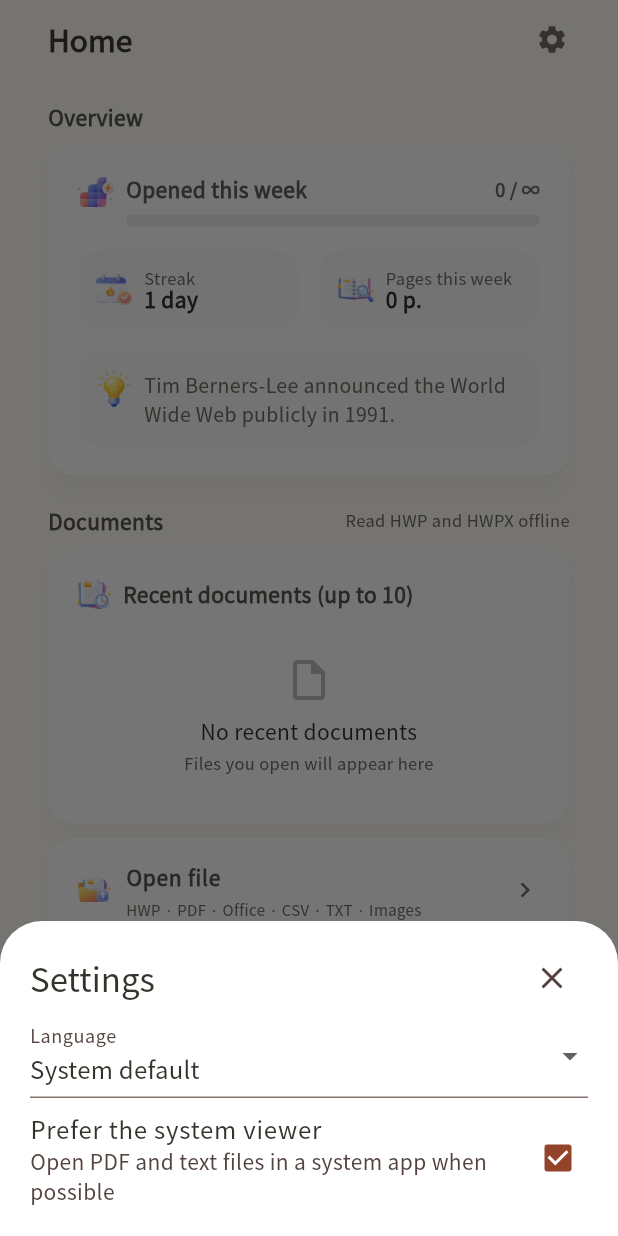
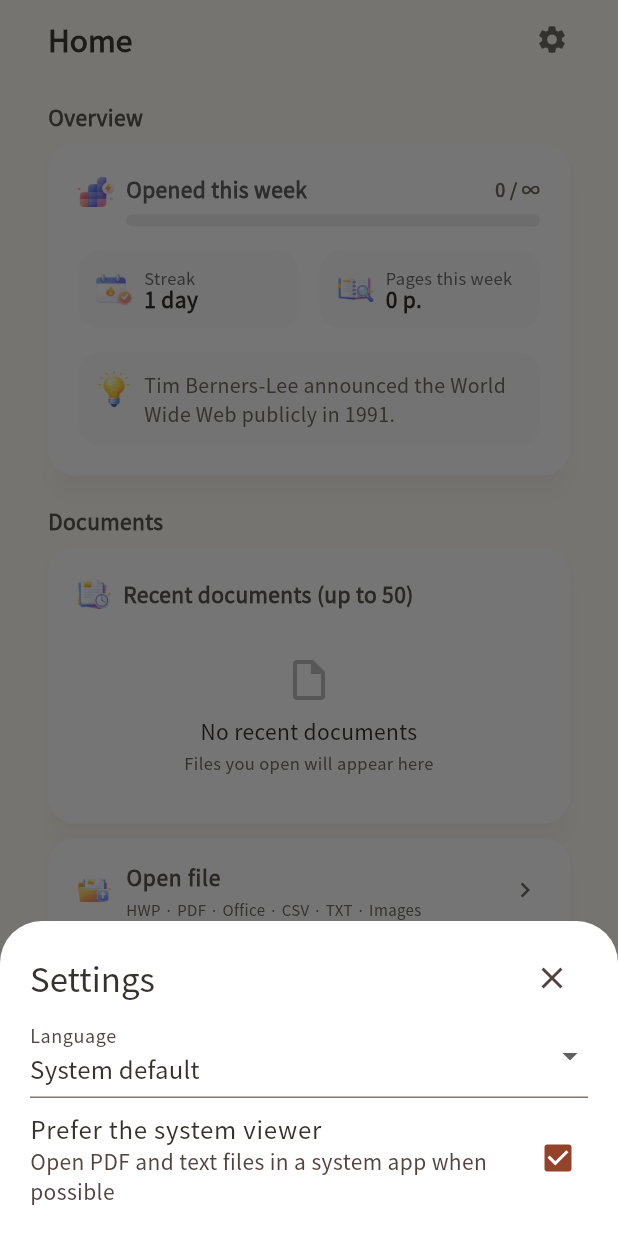
Before and after one commit to Kobbokkom/kkomi, a Flutter app: the screen it shows after launch, after a tap on the "settings" icon, on a phone screen of 412 x 824 dp. Run offline on Flutter 3.47's test engine with Material 3 defaults, Android fonts, the phone set to English and light mode, and no system bars; our stand-ins replace google_mobile_ads, shared_preferences; missing offline and left inert: docx_creator.

Commit message:
fix: Reserve banner space up front, keep 50 recent documents, and drop the HWP-only home label
Co-Authored-By: Claude Opus 5.5 <noreply@anthropic.com>

```diff
--- a/lib/ads.dart
+++ b/lib/ads.dart
@@ -34,12 +34,13 @@ bool _privacyFormOpen = false;
 
 Future<void> initializeAds() => _initialization ??= _initializeAds();
 
+bool get _adsEnabled =>
+    !kIsWeb &&
+    _bannerId.isNotEmpty &&
+    !(kDebugMode && const bool.fromEnvironment('KKOMI_CAPTURE_SCREENSHOTS'));
+
 Future<void> _initializeAds() async {
-  if (kIsWeb ||
-      _bannerId.isEmpty ||
-      (kDebugMode && const bool.fromEnvironment('KKOMI_CAPTURE_SCREENSHOTS'))) {
-    return;
-  }
+  if (!_adsEnabled) return;
 
   final updated = Completer<bool>();
   ConsentInformation.instance.requestConsentInfoUpdate(
@@ -142,17 +143,21 @@ class AdBanner extends StatelessWidget {
 
   @override
   Widget build(BuildContext context) {
-    return ValueListenableBuilder<bool>(
-      valueListenable: _adsAllowed,
-      builder: (context, allowed, _) {
-        if (!allowed) return const SizedBox.shrink();
-        return LayoutBuilder(
-          builder: (context, constraints) {
-            if (constraints.maxWidth < AdSize.banner.width) {
-              return const SizedBox.shrink();
-            }
-            return const _BottomBanner();
-          },
+    if (!_adsEnabled) return const SizedBox.shrink();
+    return LayoutBuilder(
+      builder: (context, constraints) {
+        if (constraints.maxWidth < AdSize.banner.width) {
+          return const SizedBox.shrink();
+        }
+        // Reserve the banner height up front so content does not jump when
+        // consent finishes or the ad arrives.
+        return SizedBox(
+          height: AdSize.banner.height.toDouble(),
+          child: ValueListenableBuilder<bool>(
+            valueListenable: _adsAllowed,
+            builder: (context, allowed, _) =>
+                allowed ? const _BottomBanner() : const SizedBox.shrink(),
+          ),
         );
       },
     );
--- a/lib/home_strings.dart
+++ b/lib/home_strings.dart
@@ -175,27 +175,16 @@ const homeStrings = <String, List<String>>{
     'Documentos',
     'Dokumen',
   ],
-  'HWP · HWPX 오프라인 열람': [
-    'Read HWP and HWPX offline',
-    'HWP・HWPX をオフラインで閲覧',
-    '离线阅读 HWP · HWPX',
-    '離線閱讀 HWP · HWPX',
-    'HWP · HWPX sin conexión',
-    'HWP · HWPX hors ligne',
-    'HWP · HWPX offline lesen',
-    'Leia HWP e HWPX offline',
-    'Baca HWP dan HWPX tanpa internet',
-  ],
-  '최근 문서 (최대 10개)': [
-    'Recent documents (up to 10)',
-    '最近開いた書類（最大10件）',
-    '最近文档（最多 10 个）',
-    '最近文件（最多 10 份）',
-    'Documentos recientes (máx. 10)',
-    'Documents récents (10 max.)',
-    'Zuletzt geöffnet (bis zu 10)',
-    'Documentos recentes (até 10)',
-    'Terakhir dibuka (maks. 10)',
+  '최근 문서 (최대 {n}개)': [
+    'Recent documents (up to {n})',
+    '最近開いた書類（最大{n}件）',
+    '最近文档（最多 {n} 个）',
+    '最近文件（最多 {n} 份）',
+    'Documentos recientes (máx. {n})',
+    'Documents récents ({n} max.)',
+    'Zuletzt geöffnet (bis zu {n})',
+    'Documentos recentes (até {n})',
+    'Terakhir dibuka (maks. {n})',
   ],
   '최근에 연 문서가 없어요': [
     'No recent documents',
--- a/lib/screens/home.dart
+++ b/lib/screens/home.dart
@@ -20,6 +20,7 @@ import 'document_viewer.dart';
 const _muted = Color(0xFF716D63);
 const _appBackground = Color(0xFFFFFDF6);
 const _radius = 18.0;
+const _maxRecent = 50;
 const _preferencesKey = 'document-history';
 const _legacyHistoryPendingKey = 'legacy-document-history-pending';
 const _systemViewerKey = 'prefer-system-viewer';
@@ -95,7 +96,7 @@ class _HomeState extends State<Home> with WidgetsBindingObserver {
       }
       if (!mounted) return;
       final history = <Document>[];
-      for (final entry in (saved ?? []).take(10)) {
+      for (final entry in (saved ?? []).take(_maxRecent)) {
         try {
           history.add(Document.fromMap(jsonDecode(entry) as Map));
         } catch (_) {
@@ -117,7 +118,7 @@ class _HomeState extends State<Home> with WidgetsBindingObserver {
           : null;
       final activity = HomeActivity.decode(activityData ?? legacy?.activity);
       setState(() {
-        _history.addAll(history.take(10));
+        _history.addAll(history.take(_maxRecent));
         _historyLoaded = true;
         _preferSystem = preferSystem ?? migratedPreference ?? !Platform.isIOS;
         _activity = activity;
@@ -319,7 +320,7 @@ class _HomeState extends State<Home> with WidgetsBindingObserver {
     setState(() {
       _history.removeWhere((entry) => entry.uri == document.uri);
       _history.insert(0, document.opened(DateTime.now()));
-      if (_history.length > 10) removed = _history.removeLast();
+      if (_history.length > _maxRecent) removed = _history.removeLast();
     });
     await _saveHistory();
     final stale = removed;
@@ -518,20 +519,7 @@ class _HomeState extends State<Home> with WidgetsBindingObserver {
               tip: homeTip(languageOf(context), _tipIndex),
             ),
             const SizedBox(height: 20),
-            Row(
-              mainAxisAlignment: MainAxisAlignment.spaceBetween,
-              children: [
-                Text(_t('문서'), style: sectionTitle),
-                const SizedBox(width: 8),
-                Flexible(
-                  child: Text(
-                    _t('HWP · HWPX 오프라인 열람'),
-                    textAlign: TextAlign.end,
-                    style: const TextStyle(fontSize: 11, color: _muted),
-                  ),
-                ),
-              ],
-            ),
+            Text(_t('문서'), style: sectionTitle),
             const SizedBox(height: 8),
             _HomeCard(
               child: Padding(
@@ -545,7 +533,9 @@ class _HomeState extends State<Home> with WidgetsBindingObserver {
                         const SizedBox(width: 8),
                         Flexible(
                           child: Text(
-                            _t('최근 문서 (최대 10개)'),
+                            _t(
+                              '최근 문서 (최대 {n}개)',
+                            ).replaceAll('{n}', '$_maxRecent'),
                             style: sectionTitle,
                           ),
                         ),
```
Also changed, not shown: 4 other files.
